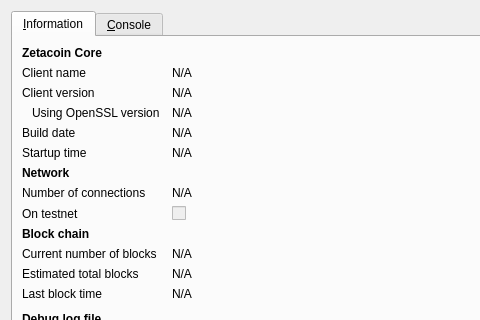
Old version of the form src/qt/forms/rpcconsole.ui in the repository digibyte/digibyte; both pictures show x 0 to 480 and y 0 to 320 of the 740 by 450 pixel window.
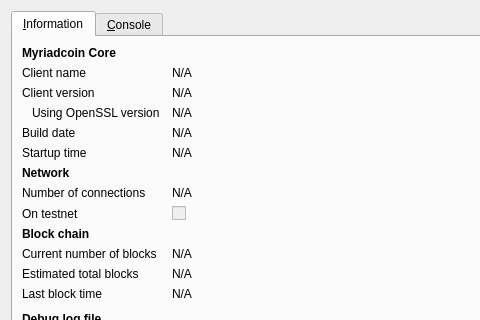
New version of the form. Icons and pictures are not drawn.

Patch:
```diff
--- a/src/qt/forms/rpcconsole.ui
+++ b/src/qt/forms/rpcconsole.ui
@@ -36,7 +36,7 @@
           </font>
          </property>
          <property name="text">
-          <string>Zetacoin Core</string>
+          <string>Myriadcoin Core</string>
          </property>
         </widget>
        </item>
```
Left out of the diff: 6 changed lines with no effect on the pictures.
